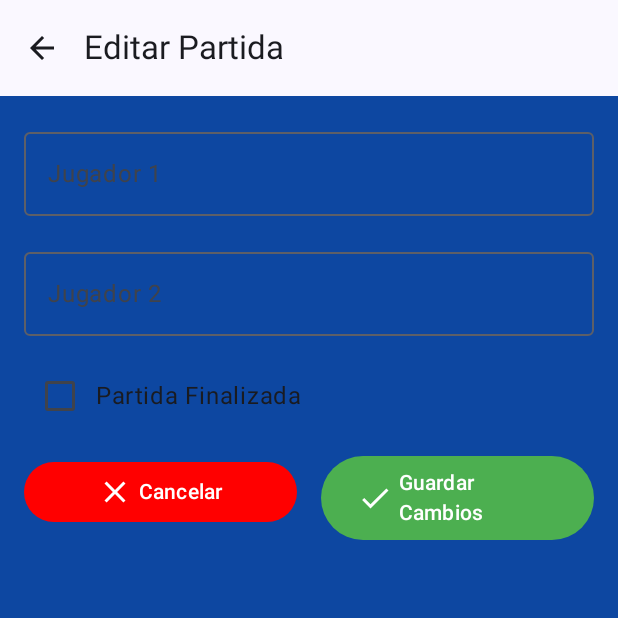
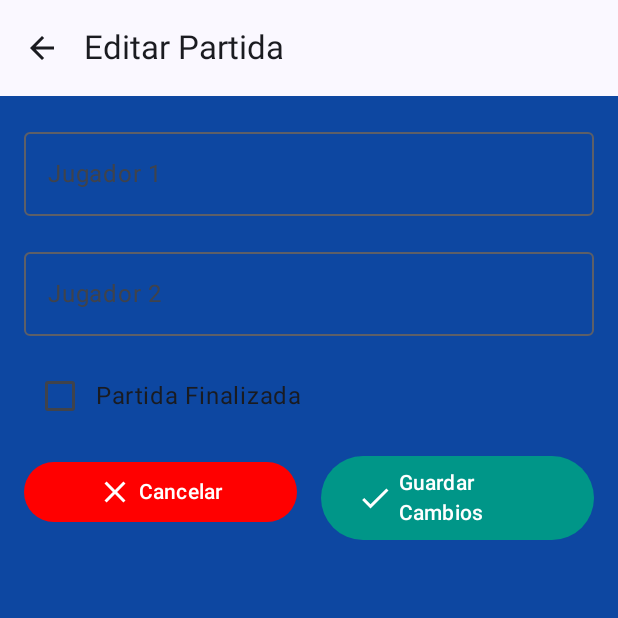
Before and after one commit to leodanny0216/RegistroJugadores, an Android app built with Jetpack Compose: the composable EditPartidaScreen called with empty values, on a phone screen of 412 x 824 dp, the top half of it. Run offline under Robolectric (Android 15) with nearby library versions, the phone set to English and light mode, and no system bars; our stand-ins replace Dagger/Hilt's generated code; network calls fail; 3 statements that could not run were skipped.

Commit message:
Le agregue el estandar de los colores

```diff
--- a/app/src/main/java/com/example/registrojugadores/presentation/partida/EditPartidaScreen.kt
+++ b/app/src/main/java/com/example/registrojugadores/presentation/partida/EditPartidaScreen.kt
@@ -150,7 +150,6 @@ fun EditPartidaScreen(
                 Button(
                     onClick = {
                         if (jugador1 != null && jugador2 != null && partida != null) {
-
                             partidaViewModel.savePartida(
                                 fecha = partida!!.fecha,
                                 jugador1Id = jugador1!!.JugadorId!!,
@@ -162,8 +161,10 @@ fun EditPartidaScreen(
                             onCancel()
                         }
                     },
-                    colors = ButtonDefaults.buttonColors(containerColor = Color(0xFF4CAF50)),
-                    modifier = Modifier.weight(1f).padding(start = 8.dp)
+                    colors = ButtonDefaults.buttonColors(containerColor = Color(0xFF009688)), // Teal
+                    modifier = Modifier
+                        .weight(1f)
+                        .padding(start = 8.dp)
                 ) {
                     Icon(Icons.Default.Check, contentDescription = "Guardar", tint = Color.White)
                     Spacer(modifier = Modifier.width(4.dp))
```
